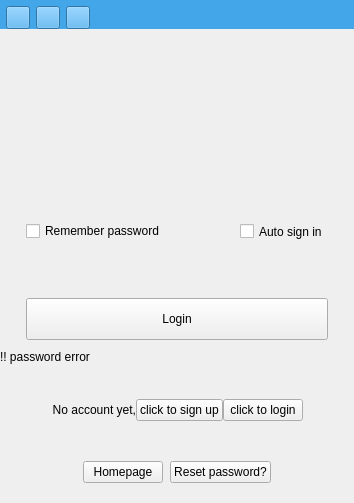
Above: src/ui/wizLoginDialog.ui from WizTeam/WizQTClient before the change. Below: the same form after it.
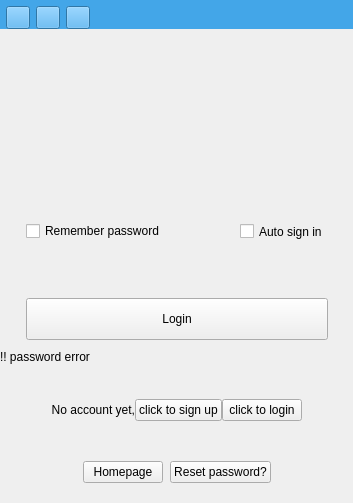
That is the form after the change. Custom widgets are drawn as their Qt base class.

What changed in the file:
```diff
--- a/src/ui/wizLoginDialog.ui
+++ b/src/ui/wizLoginDialog.ui
@@ -6,7 +6,7 @@
    <rect>
     <x>0</x>
     <y>0</y>
-    <width>354</width>
+    <width>353</width>
     <height>503</height>
    </rect>
   </property>
```
Left out of the diff: 2 changed lines with no effect on the pictures.
